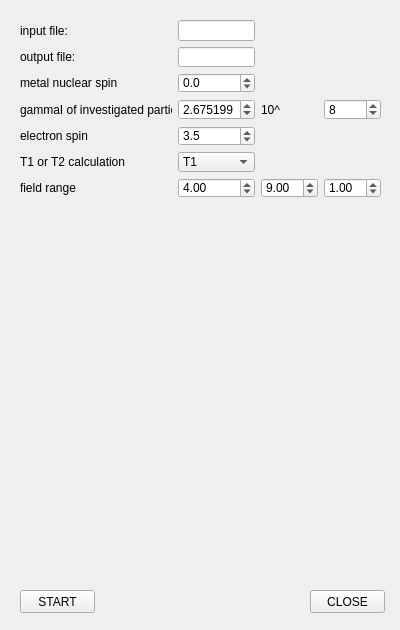
Qt form src/mainwidget.ui (wdastru/NMRD) before a commit.
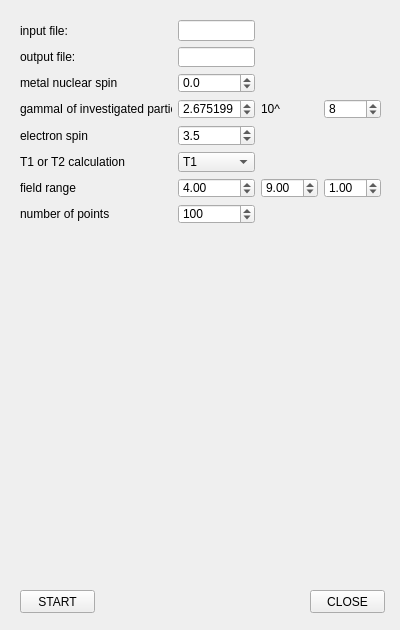
The same form after that commit.

Commit message: number of points OK

```diff
--- a/src/mainwidget.ui
+++ b/src/mainwidget.ui
@@ -48,7 +48,7 @@
      <x>20</x>
      <y>20</y>
      <width>361</width>
-     <height>178</height>
+     <height>204</height>
     </rect>
    </property>
    <layout class="QGridLayout" name="gridLayout">
@@ -204,6 +204,23 @@
       </property>
      </widget>
     </item>
+    <item row="7" column="0">
+     <widget class="QLabel" name="numberOfPointsLabel">
+      <property name="text">
+       <string>number of points</string>
+      </property>
+     </widget>
+    </item>
+    <item row="7" column="1">
+     <widget class="QSpinBox" name="numberOfPointsSpinBox">
+      <property name="maximum">
+       <number>1000</number>
+      </property>
+      <property name="value">
+       <number>100</number>
+      </property>
+     </widget>
+    </item>
    </layout>
   </widget>
  </widget>
```
Left out of the diff: 28 changed lines with no effect on the pictures. The commit also changes 4 other files.
